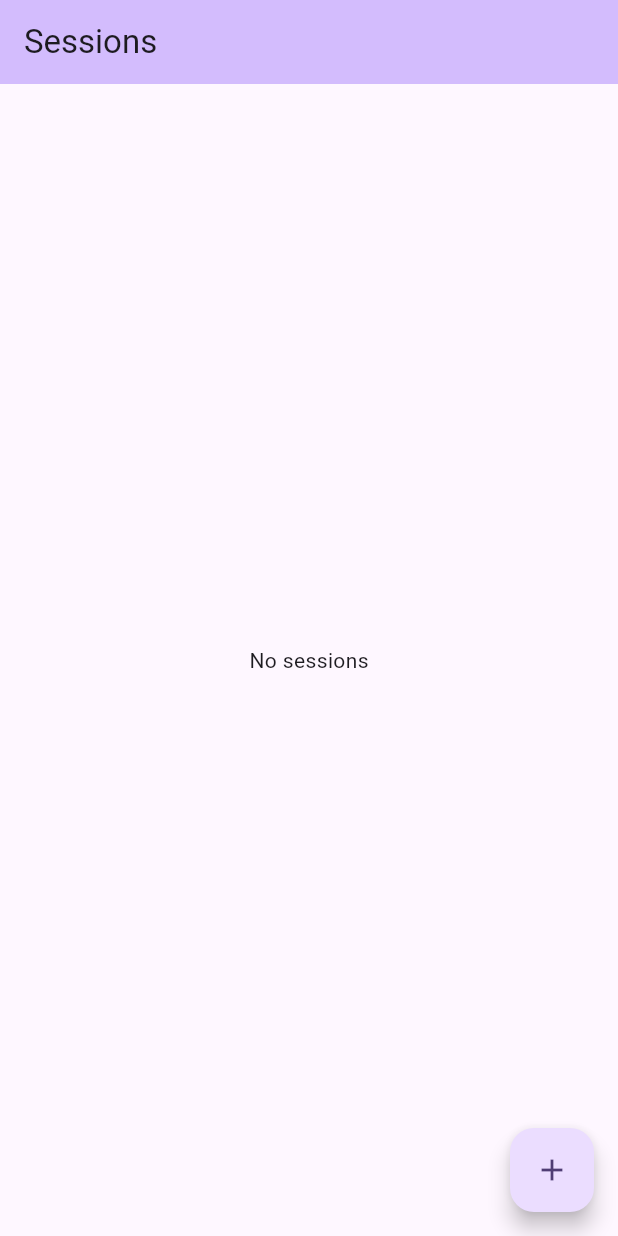
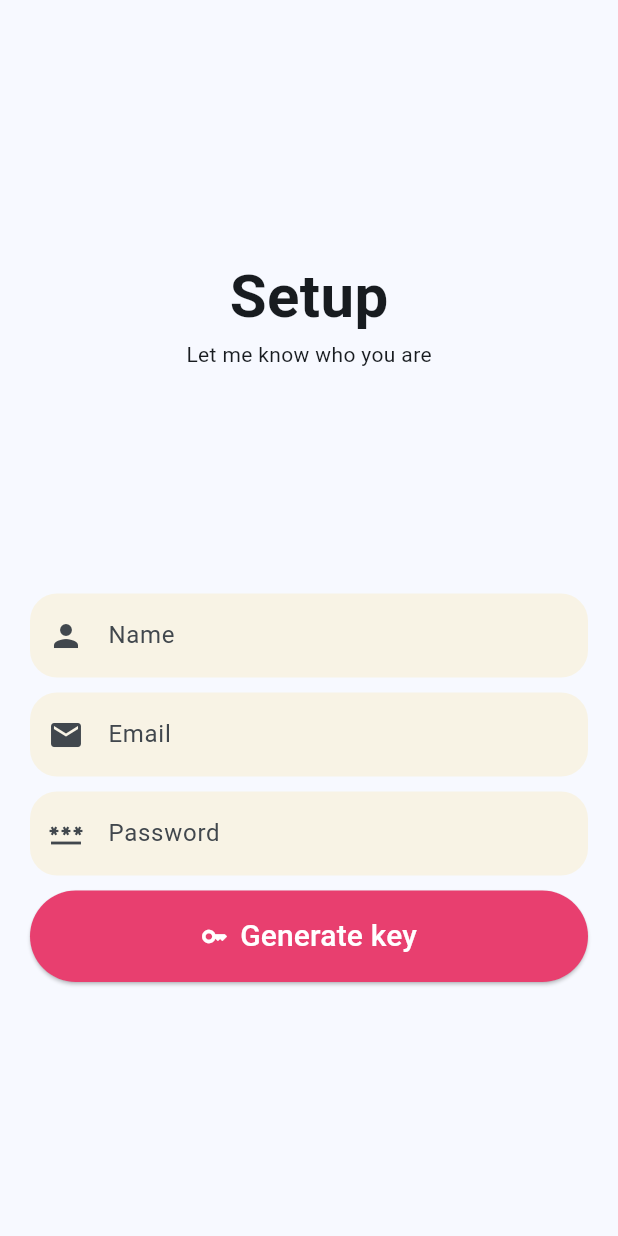
Before and after one commit to harieamjari/p2pmsg, a Flutter app: the screen it shows after launch, on a phone screen of 412 x 824 dp. Run offline on Flutter 3.47's test engine with Material 3 defaults, Android fonts, the phone set to English and light mode, and no system bars; our stand-ins replace flutter_animate; missing offline and left inert: bonsoir, grpc, openpgp.

Commit message:
add spage

```diff
--- a/lib/main.dart
+++ b/lib/main.dart
@@ -1,25 +1,30 @@
+/* main.dart - p2pmsg entry point
+ *
+ * Built with hopes, dreams and lots and lots of
+ * demo code.
+ */
+
 import 'package:flutter/material.dart';
-import 'session.dart';
 import 'setup.dart';
 
 
-class MyApp extends StatelessWidget {
-  const MyApp({super.key});
-
-  // This widget is the root of your application.
+class P2PApp extends StatelessWidget {
+  const P2PApp({super.key});
   @override
   Widget build(BuildContext context) {
     return MaterialApp(
-      title: 'Flutter Demo',
+      title: 'P2P over PGP messaging app',
       theme: ThemeData(
-        colorScheme: ColorScheme.fromSeed(seedColor: Colors.deepPurple),
+        colorScheme: ColorScheme.fromSeed(seedColor: Color(0xFF2274A5)),
         useMaterial3: true,
       ),
-      home: const SessionsPage(title: 'Sessions'),
+      home: SetupPage(),
     );
   }
 }
 
-void main() {
-  runApp(const MyApp());
+
+
+Future<void> main() async {
+  runApp(P2PApp());
 }
--- a/lib/session.dart
+++ b/lib/session.dart
@@ -1,4 +1,7 @@
 import 'package:flutter/material.dart';
+import 'package:openpgp/openpgp.dart';
+import 'package:bonsoir/bonsoir.dart';
+import 'package:grpc/grpc.dart';
 import 'package:uuid/uuid.dart';
 
 class Session {
@@ -7,26 +10,20 @@ class Session {
 }
 
 class NewSessionPage extends StatelessWidget {
-  final String title;
-  const NewSessionPage({super.key, required this.title});
+  const NewSessionPage({super.key});
 
   @override
   Widget build(BuildContext context) {
     return WillPopScope(
-      onWillPop: () {
+      onWillPop: () async {
         Navigator.pop(context, null);
-        return Future.value(null);
+        return Future.value(true);
       },
       child:
         Scaffold(
           appBar: AppBar(
-            // TRY THIS: Try changing the color here to a specific color (to
-            // Colors.amber, perhaps?) and trigger a hot reload to see the AppBar
-            // change color while the other colors stay the same.
             backgroundColor: Theme.of(context).colorScheme.inversePrimary,
-            // Here we take the value from the SessionsPage object that was created by
-            // the App.build method, and use it to set our appbar title.
-            title: Text(title),
+            title: const Text('New session', style: TextStyle(color: Colors.white)),
           ),
           body: Center(
             child: ElevatedButton(
@@ -42,8 +39,16 @@ class NewSessionPage extends StatelessWidget {
 }
 
 class SessionsPage extends StatefulWidget {
-  final String title;
-  const SessionsPage({super.key, required this.title});
+  final KeyPair keyPair;
+  final BonsoirService service;
+  final BonsoirBroadcast broadcast;
+
+  const SessionsPage({
+    super.key,
+    required this.keyPair,
+    required this.service,
+    required this.broadcast
+  });
 
   @override
   State<SessionsPage> createState() => _SessionsPageState();
@@ -51,8 +56,6 @@ class SessionsPage extends StatefulWidget {
 
 class _SessionsPageState extends State<SessionsPage> {
   List<Session> sessions = <Session>[];
-  int nbSessions = 0;
-
   Widget listSessionBuilder(BuildContext context, int index) {
     return Card(
       child: ListTile(
@@ -62,57 +65,51 @@ class _SessionsPageState extends State<SessionsPage> {
     );
   }
 
-  void newSession(session) {
+  _bodyBuilder(context) {
+    if (sessions.length == 0) {
+      return Center(
+        child: Column(
+          mainAxisAlignment: MainAxisAlignment.center,
+          children: <Widget>[
+            const Text('No sessions'),
+          ],
+        ),
+      ); // return
+    }
+    return ListView.builder(
+      itemCount: sessions.length,
+      itemBuilder: listSessionBuilder,
+    );
+  }
+
+  _newSession(session) {
     setState(() {
       sessions.add(session);
-      nbSessions++;
     });
   }
 
   @override
   Widget build(BuildContext context) {
-
     return Scaffold(
       appBar: AppBar(
-        // TRY THIS: Try changing the color here to a specific color (to
-        // Colors.amber, perhaps?) and trigger a hot reload to see the AppBar
-        // change color while the other colors stay the same.
         backgroundColor: Theme.of(context).colorScheme.inversePrimary,
-        // Here we take the value from the SessionsPage object that was created by
-        // the App.build method, and use it to set our appbar title.
-        title: Text(widget.title),
+        title: const Text('Sessions', style: TextStyle(color: Colors.white)),
+        centerTitle: true,
       ),
-      body: () {
-        if (nbSessions == 0) {
-          return Center(
-            child: Column(
-              mainAxisAlignment: MainAxisAlignment.center,
-              children: <Widget>[
-                const Text(
-                  'No sessions',
-                ),
-              ],
-            ),
-          ); // return
-        }
-        return ListView.builder(
-          itemCount: sessions.length,
-          itemBuilder: listSessionBuilder,
-        );
-      }(),
+      body: _bodyBuilder(context),
       floatingActionButton: FloatingActionButton(
         //onPressed: newSession,
         onPressed: () async {
           final session = await Navigator.push(
             context,
-            MaterialPageRoute(builder: (context) => const NewSessionPage(title: 'New session')),
+            MaterialPageRoute(builder: (context) => const NewSessionPage()),
           );
           if (session != null) {
-            newSession(session);
+            _newSession(session);
           }
         },
         tooltip: 'New session',
-        child: const Icon(Icons.add),
+        child: const Icon(Icons.add, color: Colors.white),
       ), // This trailing comma makes auto-formatting nicer for build methods.
     );
   }
--- a/lib/setup.dart
+++ b/lib/setup.dart
@@ -1,11 +1,156 @@
 // setup.dart - Setup page for new users
+import 'package:flutter_animate/flutter_animate.dart';
 import 'package:flutter/material.dart';
+import 'package:bonsoir/bonsoir.dart';
+import 'package:openpgp/openpgp.dart';
+import 'session.dart';
 
 
-// Generate pgp keys
+// Generate pgp keys for new users, else get password
+// to decrypt pgp key
+class SetupPage extends StatefulWidget {
+  const SetupPage({super.key});
 
-//class SetupPage extends StatelessWidget {
-//
-//
-//
-//}
+  @override
+  State<SetupPage> createState() => _SetupPageState();
+}
+
+class _SetupPageState extends State<SetupPage> {
+  var name = '';
+  var email = '';
+  var password = '';
+  var _isLoading = false;
+
+  void _onSubmit() {
+    setState(() => _isLoading = true);
+    var keyOptions = KeyOptions()..rsaBits = 2048;
+    final keyPair = OpenPGP.generate(
+      options: Options()
+        ..name = name
+        ..email = email
+        ..passphrase = password
+        ..keyOptions = keyOptions
+    );
+    keyPair.then((key) async {
+      PublicKeyMetadata metadata = await OpenPGP.getPublicKeyMetadata(key.publicKey);
+      BonsoirService service = BonsoirService(
+        name: metadata.keyId,
+        type: '_p2pmsg._tcp',
+        port: 2743
+      );
+      BonsoirBroadcast broadcast = BonsoirBroadcast(service: service);
+      await broadcast.ready;
+      Navigator.pushReplacement<void, void>(
+        context,
+          MaterialPageRoute<void>(
+            builder: (context) => SessionsPage(keyPair: key, service: service, broadcast: broadcast),
+          ),
+      );
+      setState(() => _isLoading = false);
+    });
+  }
+
+  header(context) {
+    return Column(
+      children: [
+        Text(
+          "Setup",
+          style: TextStyle(fontSize: 40, fontWeight: FontWeight.bold),
+        ),
+        Text("Let me know who you are"),
+      ],
+    );
+  }
+
+  inputField(context) {
+    return Column(
+      crossAxisAlignment: CrossAxisAlignment.stretch,
+      children: [
+        TextField(
+          onSubmitted: (String value) {
+            name = value;
+          },
+          decoration: InputDecoration(
+              hintText: "Name",
+              border: OutlineInputBorder(
+                  borderRadius: BorderRadius.circular(18),
+                  borderSide: BorderSide.none
+              ),
+              fillColor: Color(0xFFFFBF00).withOpacity(0.1),
+              filled: true,
+              prefixIcon: const Icon(Icons.person)),
+        ), const SizedBox(height: 10),
+        TextField(
+          onSubmitted: (String value) {
+            email = value;
+          },
+          decoration: InputDecoration(
+              hintText: "Email",
+              border: OutlineInputBorder(
+                  borderRadius: BorderRadius.circular(18),
+                  borderSide: BorderSide.none
+              ),
+              fillColor: Color(0xFFFFBF00).withOpacity(0.1),
+              filled: true,
+              prefixIcon: const Icon(Icons.email)),
+        ), const SizedBox(height: 10),
+        TextField(
+          onSubmitted: (String value) {
+            password = value;
+          },
+          obscureText: true,
+          decoration: InputDecoration(
+              hintText: "Password",
+              border: OutlineInputBorder(
+                  borderRadius: BorderRadius.circular(18),
+                  borderSide: BorderSide.none
+              ),
+              fillColor: Color(0xFFFFBF00).withOpacity(0.1),
+              filled: true,
+              prefixIcon: const Icon(Icons.password)),
+        ), const SizedBox(height: 10),
+        ElevatedButton.icon(
+          onPressed: () { if(!_isLoading) _onSubmit(); },
+          icon: _isLoading
+            ? Container(
+                padding: const EdgeInsets.all(3.0),
+                child: const CircularProgressIndicator(
+                  color: Colors.white,
+                  strokeWidth: 3,
+                ),
+              )
+            : const Icon(Icons.key, color: Colors.white),
+          style: ElevatedButton.styleFrom(
+            shape: const StadiumBorder(),
+            padding: const EdgeInsets.symmetric(vertical: 16),
+            backgroundColor: Color(0xFFE83F6F),
+          ),
+          label: const Text(
+            "Generate key",
+            style: TextStyle(fontSize: 20, color: Colors.white),
+          ),
+        ),
+      ],
+    );
+  }
+
+  @override
+  Widget build(BuildContext context) {
+    return Scaffold(
+      body: Container(
+        margin: const EdgeInsets.all(20),
+        child: Column(
+          mainAxisAlignment: MainAxisAlignment.spaceEvenly,
+          children: AnimateList(
+            interval: 400.ms,
+            effects: [FadeEffect(duration: 400.ms)],
+            children: [
+              header(context),
+              inputField(context),
+            ],
+          ),
+        ),
+      ), // container
+    );
+  }
+}
```
Also changed, not shown: pubspec.yaml (+8 -2 lines).
